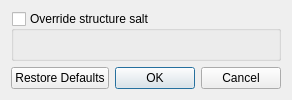
Old version of the form src/extgendialog.ui in the repository Cubitect/cubiomes-viewer.
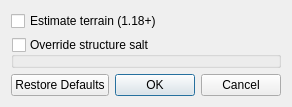
New version of the form. Icons and pictures are not drawn.

Commit message: More 2.4 changes added nether fortress structure piece generation added advanced option to skip terrain checks fixed regression of completely wrong Mansion positions in v2.3.2 (#155, #161) fixed inaccuracy of end city pieces generation fixed invalid biome color refresh with climate parameter view fixed repeated opening of structure scale limits when starting from preferences

```diff
--- a/src/extgendialog.ui
+++ b/src/extgendialog.ui
@@ -10,7 +10,7 @@
     <normaloff>:/icons/logo.png</normaloff>:/icons/logo.png</iconset>
   </property>
   <layout class="QGridLayout" name="gridLayout">
-   <item row="1" column="0" colspan="2">
+   <item row="2" column="0" colspan="2">
     <widget class="QGroupBox" name="groupSalts">
      <property name="title">
       <string>Override structure salt</string>
@@ -23,7 +23,7 @@
      </property>
     </widget>
    </item>
-   <item row="2" column="0" colspan="2">
+   <item row="3" column="0" colspan="2">
     <widget class="QDialogButtonBox" name="buttonBox">
      <property name="orientation">
       <enum>Qt::Horizontal</enum>
@@ -33,6 +33,13 @@
      </property>
     </widget>
    </item>
+   <item row="1" column="0" colspan="2">
+    <widget class="QCheckBox" name="checkEstimate">
+     <property name="text">
+      <string>Estimate terrain (1.18+)</string>
+     </property>
+    </widget>
+   </item>
   </layout>
  </widget>
  <resources>
```
The commit also changes 18 other files.
